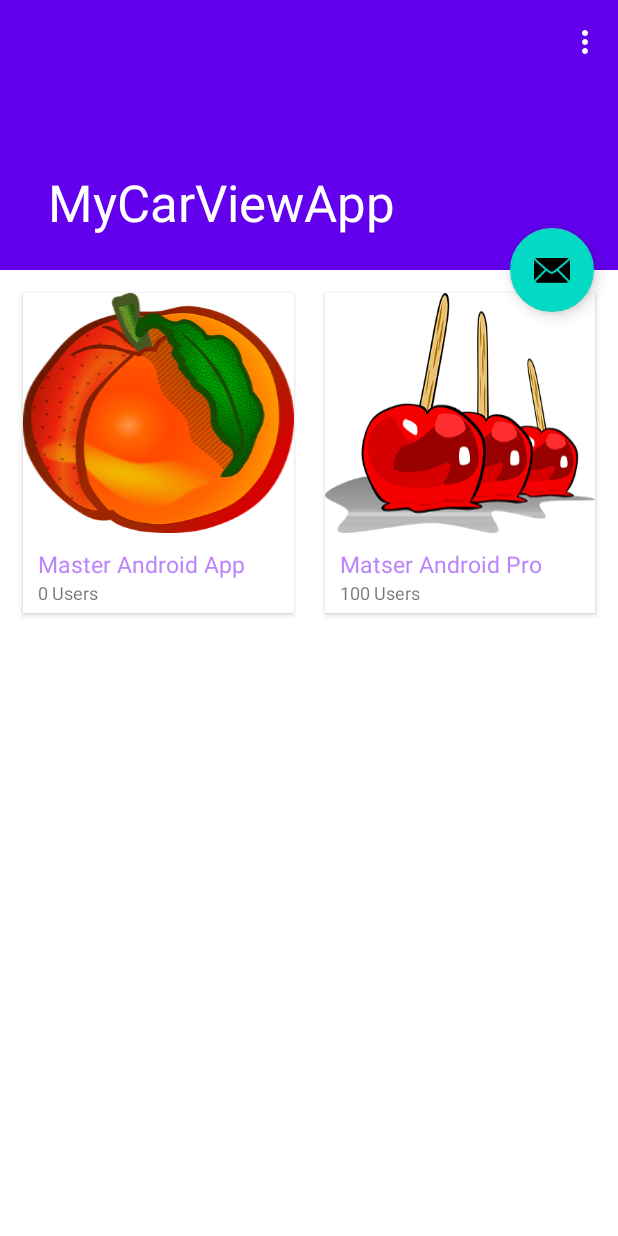
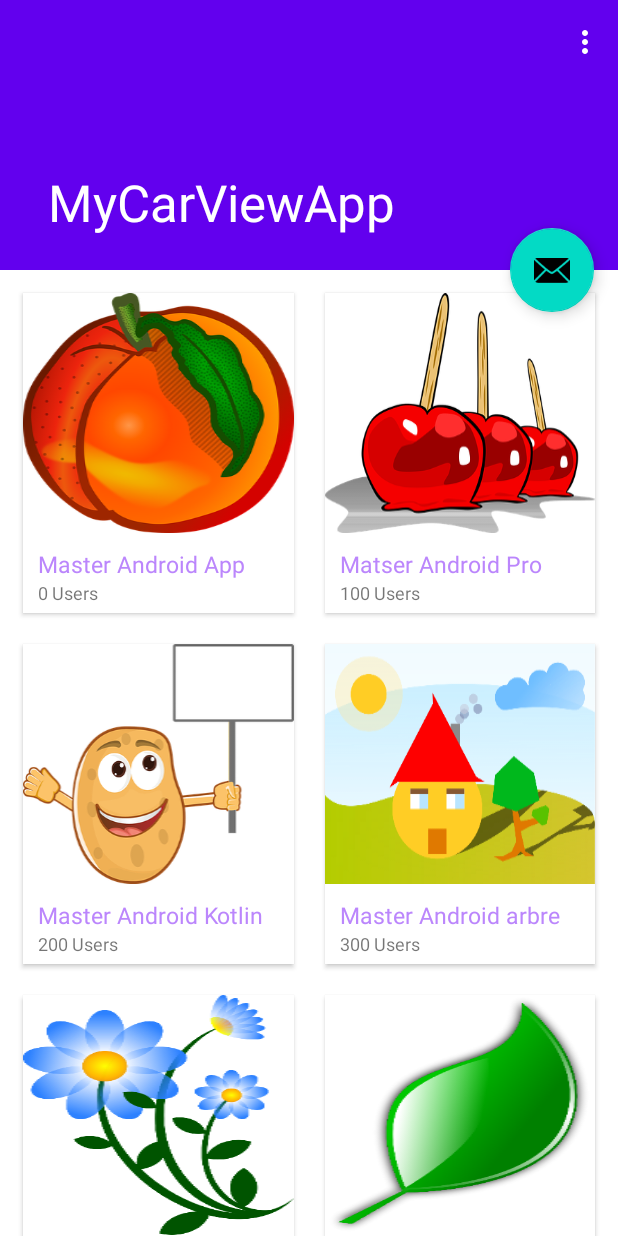
Before and after one commit to SaoussenYoussef/MyCardViewApp, an Android app: the screen it shows after launch (ScrollingActivity), on a phone screen of 412 x 824 dp. Run offline under Robolectric (Android 15) with nearby library versions, the phone set to English and light mode, and no system bars.

Commit message:
ViewCardsAligned

```diff
--- a/app/src/main/java/fr/clubomnisportsulis/mycarviewapp/ScrollingActivity.java
+++ b/app/src/main/java/fr/clubomnisportsulis/mycarviewapp/ScrollingActivity.java
@@ -59,9 +59,10 @@ public class ScrollingActivity extends AppCompatActivity {
 
         // Itme decoration
 
-        recyclerView.addItemDecoration(new GridItemSpacingDecoration(2, dpToPx(10), true));
+
         recyclerView.setItemAnimator(new DefaultItemAnimator());
         recyclerView.setAdapter(adapter);
+        recyclerView.addItemDecoration(new GridItemSpacingDecoration(2, dpToPx(10), true));
 
         // preparing the cards
         InserDataIntoCards();
@@ -161,7 +162,7 @@ public class ScrollingActivity extends AppCompatActivity {
         public void getItemOffsets(@NonNull Rect outRect, @NonNull View view,
                                    @NonNull RecyclerView parent,
                                    @NonNull RecyclerView.State state) {
-            super.getItemOffsets(outRect, view, parent, state);
+           // super.getItemOffsets(outRect, view, parent, state);
 
             int position = parent.getChildAdapterPosition(view);
             int column = position % spanCount;
--- a/app/src/main/res/layout/card_app.xml
+++ b/app/src/main/res/layout/card_app.xml
@@ -3,7 +3,7 @@
     xmlns:app="http://schemas.android.com/apk/res-auto"
     android:orientation="vertical"
     android:layout_width="match_parent"
-    android:layout_height="match_parent">
+    android:layout_height="wrap_content">
 
     <androidx.cardview.widget.CardView
         android:id="@+id/card_view"
@@ -24,7 +24,9 @@
                 android:layout_height="@dimen/album_cover_height"
                 android:background="?attr/selectableItemBackground"
                 android:clickable="true"
-                android:scaleType="fitXY"></ImageView>
+                android:scaleType="fitXY">
+
+            </ImageView>
 
             <TextView
                 android:id="@+id/title"
@@ -48,7 +50,9 @@
                 android:paddingLeft="@dimen/album_title_padding"
                 android:paddingRight="@dimen/album_title_padding"
                 android:paddingBottom="@dimen/songs_count_padding_bottom"
-                android:textSize="@dimen/songs_count"></TextView>
+                android:textSize="@dimen/songs_count">
+
+            </TextView>
 
         </RelativeLayout>
 
```
